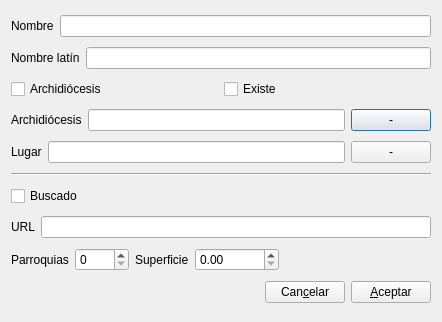
First picture: the form in gui/dlgnuevadiocesis.ui, repository rogorido/qtpredicadores, before the edit.
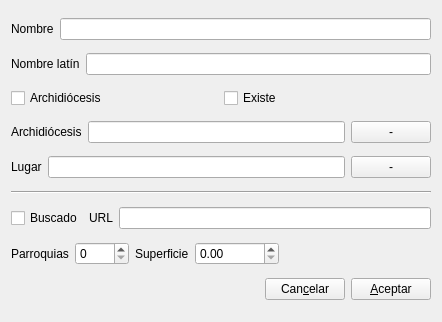
Second picture: the form after the edit. Custom widgets are drawn as their Qt base class.

Commit message: Uso del nuevo singleton en otros forms

The edit to the form file:
```diff
--- a/gui/dlgnuevadiocesis.ui
+++ b/gui/dlgnuevadiocesis.ui
@@ -1,7 +1,7 @@
 <?xml version="1.0" encoding="UTF-8"?>
 <ui version="4.0">
  <class>dlgNuevaDiocesis</class>
- <widget class="QDialog" name="dlgNuevaDiocesis">
+ <widget class="QWidget" name="dlgNuevaDiocesis">
   <property name="geometry">
    <rect>
     <x>0</x>
@@ -113,14 +113,14 @@
     </widget>
    </item>
    <item>
+    <layout class="QHBoxLayout" name="horizontalLayout_7">
+     <item>
     <widget class="QCheckBox" name="ckBuscado">
      <property name="text">
       <string>Buscado</string>
      </property>
     </widget>
    </item>
-   <item>
-    <layout class="QHBoxLayout" name="horizontalLayout_7">
      <item>
       <widget class="QLabel" name="label_5">
        <property name="text">
```
Lines whose indentation alone changed are shown as unchanged. The commit also changes 3 other files.
